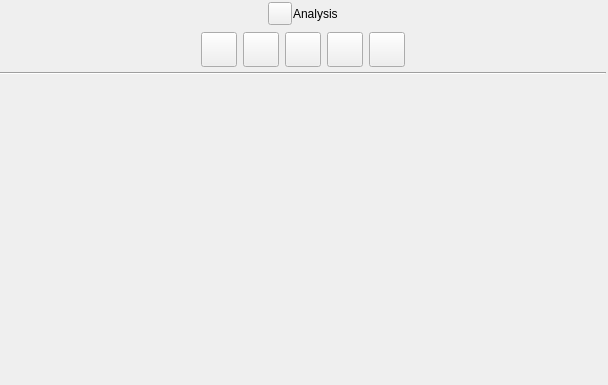
The window that ui/reports_view.ui (zkovari/plotlyst) describes before a commit, drawn with Qt 5.
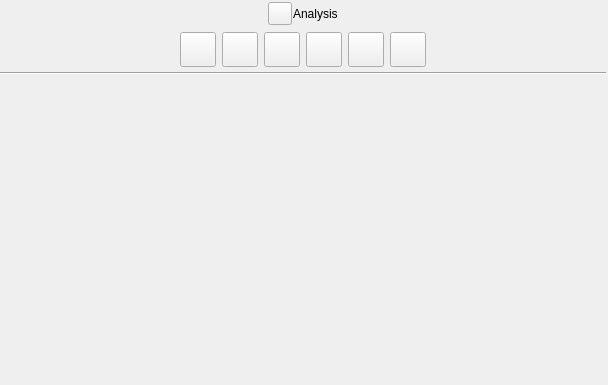
The same window after the commit.

Commit message:
Daily productivity tracking (#1588)
* Daily productivity tracking

* Daily productivity tracking

* overlay

* confetti animation

* day circles

* activate category

* daily

* updateStreak

* reports

* titles

* categories display

* poc snapshots

* persist

* restore setting

* polish

```diff
--- a/ui/reports_view.ui
+++ b/ui/reports_view.ui
@@ -259,6 +259,37 @@
         </attribute>
        </widget>
       </item>
+      <item>
+       <widget class="QToolButton" name="btnProductivity">
+        <property name="enabled">
+         <bool>true</bool>
+        </property>
+        <property name="cursor">
+         <cursorShape>PointingHandCursor</cursorShape>
+        </property>
+        <property name="toolTip">
+         <string>Productivity</string>
+        </property>
+        <property name="text">
+         <string/>
+        </property>
+        <property name="iconSize">
+         <size>
+          <width>28</width>
+          <height>28</height>
+         </size>
+        </property>
+        <property name="shortcut">
+         <string>5</string>
+        </property>
+        <property name="checkable">
+         <bool>true</bool>
+        </property>
+        <attribute name="buttonGroup">
+         <string notr="true">buttonGroup</string>
+        </attribute>
+       </widget>
+      </item>
       <item>
        <spacer name="horizontalSpacer_8">
         <property name="orientation">
```
The commit also changes 18 other files.
